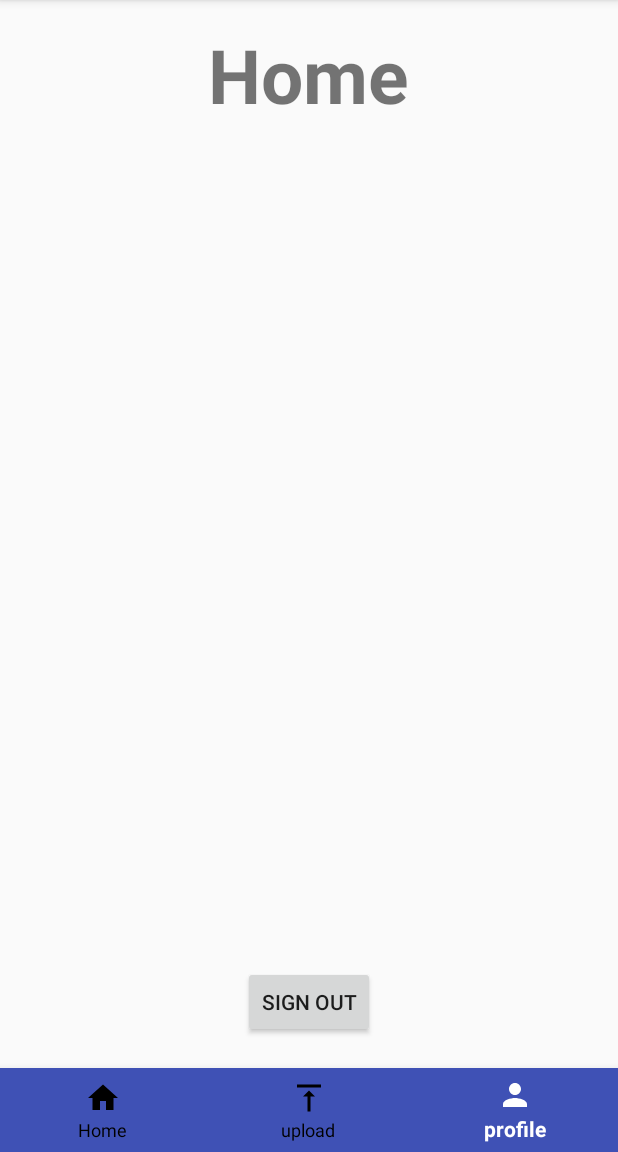
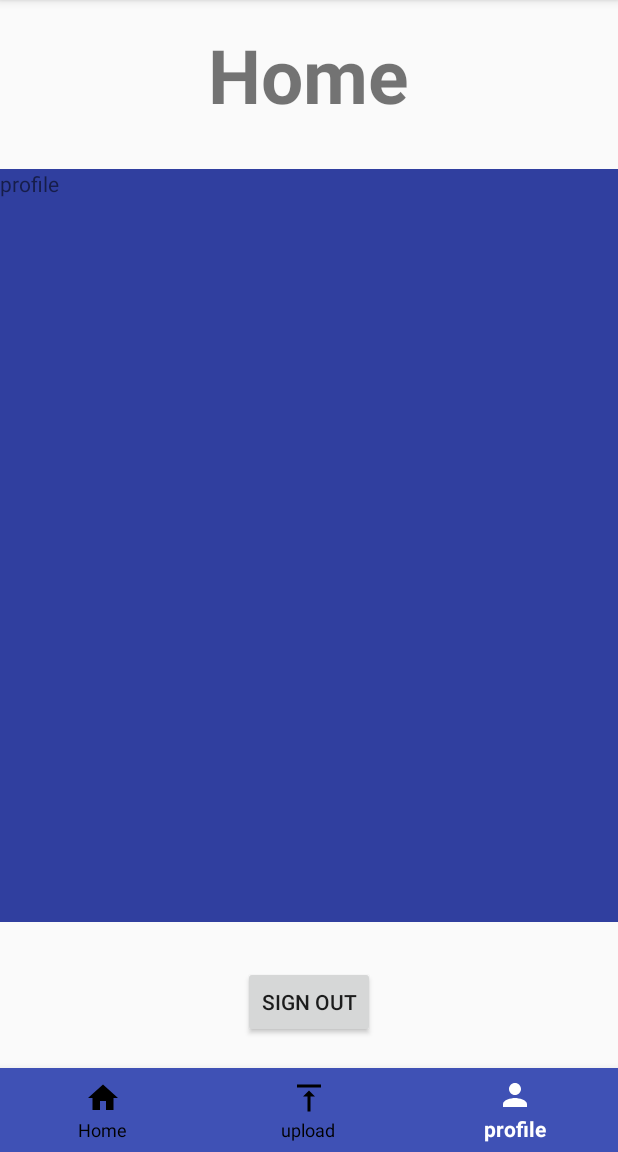
Before and after one commit to Amit-Chavda/PGiotary, an Android app: the screen it shows after launch once a user with an empty profile is signed in (Home), item 3 of the bottom bar chosen, on a phone screen of 412 x 824 dp, the part 84-1236 px from its top. Run offline under Robolectric (Android 15) with nearby library versions, the phone set to English and light mode, and no system bars; our stand-ins replace Firebase (no records; nobody signed in at launch, a user with empty details on screens opened directly).

Commit message:
added profile and home fragment

```diff
--- a/app/src/main/java/com/example/dhruv/pg_accomodation/Home.java
+++ b/app/src/main/java/com/example/dhruv/pg_accomodation/Home.java
@@ -1,12 +1,16 @@
 package com.example.dhruv.pg_accomodation;
 
+import androidx.annotation.NonNull;
 import androidx.appcompat.app.AppCompatActivity;
+import androidx.fragment.app.FragmentTransaction;
 
 import android.content.Intent;
 import android.os.Bundle;
+import android.view.MenuItem;
 import android.view.View;
 import android.widget.Button;
 
+import com.google.android.material.bottomnavigation.BottomNavigationView;
 import com.google.firebase.auth.FirebaseAuth;
 
 public class Home extends AppCompatActivity {
@@ -28,5 +32,34 @@ public class Home extends AppCompatActivity {
             }
         });
 
+        BottomNavigationView navigationView =findViewById(R.id.bottom_navigation);
+
+        navigationView.setOnNavigationItemSelectedListener(new BottomNavigationView.OnNavigationItemSelectedListener() {
+            @Override
+            public boolean onNavigationItemSelected(@NonNull MenuItem menuItem) {
+
+                int id =menuItem.getItemId();
+
+                if(id == R.id.home){
+                    HomeFragment fragment =new HomeFragment();
+                    FragmentTransaction fragmentTransaction = getSupportFragmentManager().beginTransaction();
+                    fragmentTransaction.replace(R.id.framelayout, fragment);
+                    fragmentTransaction.commit();
+                }
+                if(id == R.id.Upload){
+                    startActivity(new Intent(Home.this,Profile.class));
+                }
+                if(id == R.id.profile){
+                    ProfileFragment fragment =new ProfileFragment();
+                    FragmentTransaction fragmentTransaction = getSupportFragmentManager().beginTransaction();
+                    fragmentTransaction.replace(R.id.framelayout, fragment);
+                    fragmentTransaction.commit();
+                }
+                return true;
+            }
+        });
+
+        navigationView.setSelectedItemId(R.id.home);
+
     }
 }
--- /dev/null
+++ b/app/src/main/java/com/example/dhruv/pg_accomodation/HomeFragment.java
@@ -0,0 +1,31 @@
+package com.example.dhruv.pg_accomodation;
+
+import android.os.Bundle;
+
+import androidx.fragment.app.Fragment;
+
+import android.util.Log;
+import android.view.LayoutInflater;
+import android.view.View;
+import android.view.ViewGroup;
+import android.widget.Toast;
+
+import static android.content.ContentValues.TAG;
+
+
+public class HomeFragment extends Fragment {
+
+    public HomeFragment(){
+
+    }
+
+   @Override
+    public View onCreateView(LayoutInflater inflater, ViewGroup container,
+                             Bundle savedInstanceState) {
+
+            return inflater.inflate(R.layout.fragment_home, container, false);
+
+
+
+    }
+}
--- /dev/null
+++ b/app/src/main/java/com/example/dhruv/pg_accomodation/ProfileFragment.java
@@ -0,0 +1,25 @@
+package com.example.dhruv.pg_accomodation;
+
+import android.os.Bundle;
+
+import androidx.fragment.app.Fragment;
+
+import android.view.LayoutInflater;
+import android.view.View;
+import android.view.ViewGroup;
+
+
+public class ProfileFragment extends Fragment {
+
+    public ProfileFragment(){
+
+    }
+
+    @Override
+    public View onCreateView(LayoutInflater inflater, ViewGroup container,
+                             Bundle savedInstanceState) {
+        // Inflate the layout for this fragment
+        return inflater.inflate(R.layout.fragment_profile, container, false);
+    }
+
+}
--- a/app/src/main/res/layout/activity_home.xml
+++ b/app/src/main/res/layout/activity_home.xml
@@ -31,6 +31,14 @@
         app:layout_constraintBottom_toBottomOf="parent"
         app:menu="@menu/menu_navigation" />
 
+    <FrameLayout
+        android:id="@+id/framelayout"
+        android:layout_width="416dp"
+        android:layout_height="502dp"
+        app:layout_constraintBottom_toTopOf="@+id/signoutbutton"
+        app:layout_constraintTop_toBottomOf="@+id/hometv"
+        tools:layout_editor_absoluteX="0dp" />
+
     <Button
         android:id="@+id/signoutbutton"
         android:layout_centerHorizontal="true"
--- /dev/null
+++ b/app/src/main/res/layout/fragment_home.xml
@@ -0,0 +1,22 @@
+<?xml version="1.0" encoding="utf-8"?>
+<FrameLayout xmlns:android="http://schemas.android.com/apk/res/android"
+    xmlns:tools="http://schemas.android.com/tools"
+    android:layout_width="match_parent"
+    android:layout_height="match_parent"
+    android:background="@color/colorAccent"
+    tools:context=".HomeFragment">
+
+
+    <TextView
+        android:layout_width="match_parent"
+        android:layout_height="match_parent"
+        android:textSize="50dp"
+        android:text="home" />
+
+    <Button
+        android:id="@+id/button"
+        android:layout_width="330dp"
+        android:layout_height="208dp"
+        android:text="Button" />
+
+</FrameLayout>
--- /dev/null
+++ b/app/src/main/res/layout/fragment_profile.xml
@@ -0,0 +1,16 @@
+<?xml version="1.0" encoding="utf-8"?>
+<FrameLayout xmlns:android="http://schemas.android.com/apk/res/android"
+    xmlns:tools="http://schemas.android.com/tools"
+    android:layout_width="match_parent"
+    android:layout_height="match_parent"
+    android:background="@color/colorPrimaryDark"
+    tools:context=".ProfileFragment">
+
+    <!-- TODO: Update blank fragment layout -->
+    <TextView
+        android:layout_width="match_parent"
+        android:layout_height="match_parent"
+
+        android:text="profile" />
+
+</FrameLayout>
```
